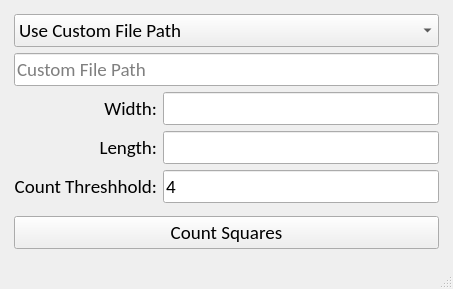
Qt form counterUI.ui (camwick/crochet-pattern-counter) before a commit.
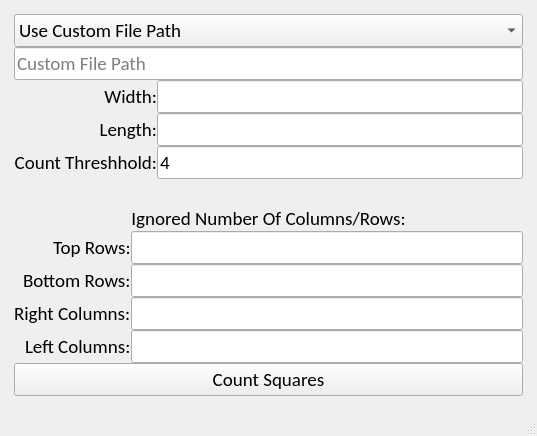
The same form after that commit.

Commit message: added ignored form

What changed in the file:
```diff
--- a/counterUI.ui
+++ b/counterUI.ui
@@ -6,8 +6,8 @@
    <rect>
     <x>0</x>
     <y>0</y>
-    <width>453</width>
-    <height>289</height>
+    <width>537</width>
+    <height>436</height>
    </rect>
   </property>
   <property name="font">
@@ -26,8 +26,11 @@
    <layout class="QHBoxLayout" name="horizontalLayout_2">
     <item>
      <layout class="QVBoxLayout" name="verticalLayout">
+      <property name="spacing">
+       <number>0</number>
+      </property>
       <property name="sizeConstraint">
-       <enum>QLayout::SetDefaultConstraint</enum>
+       <enum>QLayout::SetMinimumSize</enum>
       </property>
       <property name="leftMargin">
        <number>5</number>
@@ -154,6 +157,63 @@
         </item>
        </layout>
       </item>
+      <item>
+       <layout class="QFormLayout" name="formLayout_2">
+        <property name="labelAlignment">
+         <set>Qt::AlignRight|Qt::AlignTrailing|Qt::AlignVCenter</set>
+        </property>
+        <item row="1" column="0">
+         <widget class="QLabel" name="topRowsLabel">
+          <property name="text">
+           <string>Top Rows:</string>
+          </property>
+         </widget>
+        </item>
+        <item row="1" column="1">
+         <widget class="QLineEdit" name="topRowsLineEdit"/>
+        </item>
+        <item row="2" column="0">
+         <widget class="QLabel" name="bottomRowsLabel">
+          <property name="text">
+           <string>Bottom Rows:</string>
+          </property>
+         </widget>
+        </item>
+        <item row="2" column="1">
+         <widget class="QLineEdit" name="bottomRowsLineEdit"/>
+        </item>
+        <item row="3" column="0">
+         <widget class="QLabel" name="rightColumnsLabel">
+          <property name="text">
+           <string>Right Columns:</string>
+          </property>
+         </widget>
+        </item>
+        <item row="3" column="1">
+         <widget class="QLineEdit" name="rightColumnsLineEdit"/>
+        </item>
+        <item row="4" column="0">
+         <widget class="QLabel" name="leftColumnsLabel">
+          <property name="text">
+           <string>Left Columns:</string>
+          </property>
+         </widget>
+        </item>
+        <item row="4" column="1">
+         <widget class="QLineEdit" name="leftColumnsLineEdit"/>
+        </item>
+        <item row="0" column="0" colspan="2">
+         <widget class="QLabel" name="label_4">
+          <property name="text">
+           <string>Ignored Number Of Columns/Rows:</string>
+          </property>
+          <property name="alignment">
+           <set>Qt::AlignCenter</set>
+          </property>
+         </widget>
+        </item>
+       </layout>
+      </item>
       <item>
        <widget class="QPushButton" name="pushButton">
         <property name="toolTip">
```
Left out of the diff: 2 changed lines with no effect on the pictures.
